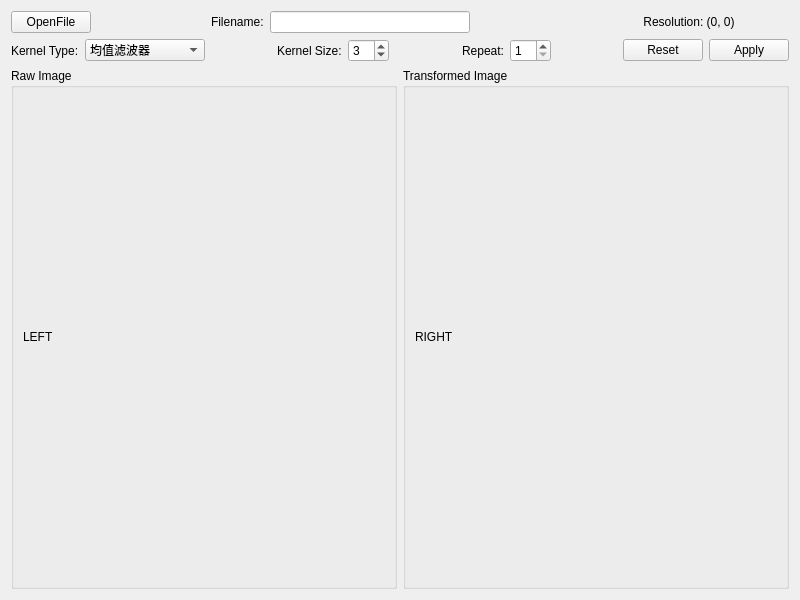
zzaiyan/CV-Demo, file startwidget.ui: the form before one commit.
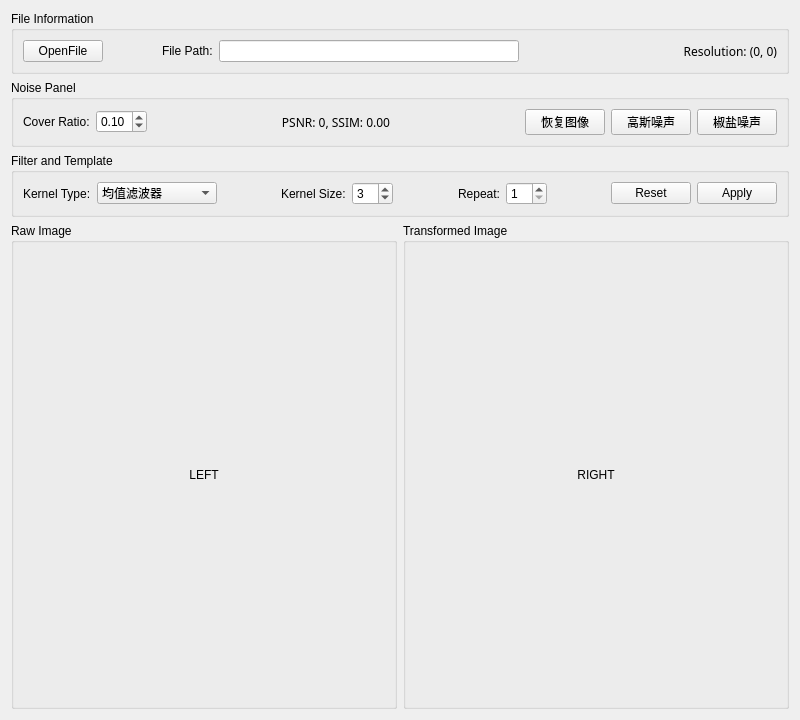
The form after the commit.

Patch:
```diff
--- a/startwidget.ui
+++ b/startwidget.ui
@@ -7,7 +7,7 @@
     <x>0</x>
     <y>0</y>
     <width>800</width>
-    <height>600</height>
+    <height>720</height>
    </rect>
   </property>
   <property name="windowTitle">
@@ -15,10 +15,11 @@
   </property>
   <layout class="QVBoxLayout" name="verticalLayout">
    <item>
+    <widget class="QGroupBox" name="groupBox_3">
+     <property name="title">
+      <string>File Information</string>
+     </property>
     <layout class="QHBoxLayout" name="horizontalLayout_5">
-     <property name="sizeConstraint">
-      <enum>QLayout::SetMinimumSize</enum>
-     </property>
      <item>
       <widget class="QPushButton" name="buttonOpenFile">
        <property name="text">
@@ -33,7 +34,7 @@
        </property>
        <property name="sizeHint" stdset="0">
         <size>
-         <width>40</width>
+          <width>28</width>
          <height>20</height>
         </size>
        </property>
@@ -54,7 +55,7 @@
         </size>
        </property>
        <property name="text">
-        <string>Filename:</string>
+         <string>File Path:</string>
        </property>
       </widget>
      </item>
@@ -62,7 +63,7 @@
       <widget class="QLineEdit" name="filenameEdit">
        <property name="minimumSize">
         <size>
-         <width>200</width>
+          <width>300</width>
          <height>0</height>
         </size>
        </property>
@@ -98,21 +99,143 @@
          <height>16777215</height>
         </size>
        </property>
+        <property name="font">
+         <font>
+          <family>JetBrains Mono</family>
+         </font>
+        </property>
        <property name="text">
         <string>Resolution: (0, 0)</string>
        </property>
        <property name="alignment">
+         <set>Qt::AlignRight|Qt::AlignTrailing|Qt::AlignVCenter</set>
+        </property>
+       </widget>
+      </item>
+     </layout>
+    </widget>
+   </item>
+   <item>
+    <widget class="QGroupBox" name="groupBox_5">
+     <property name="title">
+      <string>Noise Panel</string>
+     </property>
+     <layout class="QHBoxLayout" name="horizontalLayout_6">
+      <item>
+       <widget class="QLabel" name="label_4">
+        <property name="minimumSize">
+         <size>
+          <width>0</width>
+          <height>0</height>
+         </size>
+        </property>
+        <property name="maximumSize">
+         <size>
+          <width>100</width>
+          <height>16777215</height>
+         </size>
+        </property>
+        <property name="text">
+         <string>Cover Ratio:</string>
+        </property>
+       </widget>
+      </item>
+      <item>
+       <widget class="QDoubleSpinBox" name="noiseRatio">
+        <property name="maximum">
+         <double>1.000000000000000</double>
+        </property>
+        <property name="singleStep">
+         <double>0.050000000000000</double>
+        </property>
+        <property name="value">
+         <double>0.100000000000000</double>
+        </property>
+       </widget>
+      </item>
+      <item>
+       <spacer name="horizontalSpacer_6">
+        <property name="orientation">
+         <enum>Qt::Horizontal</enum>
+        </property>
+        <property name="sizeHint" stdset="0">
+         <size>
+          <width>65</width>
+          <height>20</height>
+         </size>
+        </property>
+       </spacer>
+      </item>
+      <item>
+       <widget class="QLabel" name="labelMetric">
+        <property name="minimumSize">
+         <size>
+          <width>200</width>
+          <height>0</height>
+         </size>
+        </property>
+        <property name="maximumSize">
+         <size>
+          <width>16777215</width>
+          <height>16777215</height>
+         </size>
+        </property>
+        <property name="font">
+         <font>
+          <family>JetBrains Mono</family>
+         </font>
+        </property>
+        <property name="text">
+         <string>PSNR: 0, SSIM: 0.00</string>
+        </property>
+        <property name="alignment">
         <set>Qt::AlignCenter</set>
        </property>
       </widget>
      </item>
-    </layout>
+      <item>
+       <spacer name="horizontalSpacer_7">
+        <property name="orientation">
+         <enum>Qt::Horizontal</enum>
+        </property>
+        <property name="sizeHint" stdset="0">
+         <size>
+          <width>40</width>
+          <height>20</height>
+         </size>
+        </property>
+       </spacer>
+      </item>
+      <item>
+       <widget class="QPushButton" name="buttonApply_2">
+        <property name="text">
+         <string>恢复图像</string>
+        </property>
+       </widget>
+      </item>
+      <item>
+       <widget class="QPushButton" name="buttonApply_3">
+        <property name="text">
+         <string>高斯噪声</string>
+        </property>
+       </widget>
+      </item>
+      <item>
+       <widget class="QPushButton" name="buttonApply_4">
+        <property name="text">
+         <string>椒盐噪声</string>
+        </property>
+       </widget>
+      </item>
+     </layout>
+    </widget>
    </item>
    <item>
+    <widget class="QGroupBox" name="groupBox_4">
+     <property name="title">
+      <string>Filter and Template</string>
+     </property>
     <layout class="QHBoxLayout" name="horizontalLayout">
-     <property name="sizeConstraint">
-      <enum>QLayout::SetMinimumSize</enum>
-     </property>
      <item>
       <widget class="QLabel" name="label_2">
        <property name="maximumSize">
@@ -282,6 +405,7 @@
       </widget>
      </item>
     </layout>
+    </widget>
    </item>
    <item>
     <layout class="QHBoxLayout" name="horizontalLayout_2" stretch="6,6">
@@ -311,6 +435,9 @@
           <property name="text">
            <string>LEFT</string>
           </property>
+          <property name="alignment">
+           <set>Qt::AlignCenter</set>
+          </property>
          </widget>
         </item>
        </layout>
@@ -339,6 +466,9 @@
           <property name="text">
            <string>RIGHT</string>
           </property>
+          <property name="alignment">
+           <set>Qt::AlignCenter</set>
+          </property>
          </widget>
         </item>
        </layout>
```
Left out of the diff: 7 changed lines with no effect on the pictures. Lines whose indentation alone changed are shown as unchanged.
